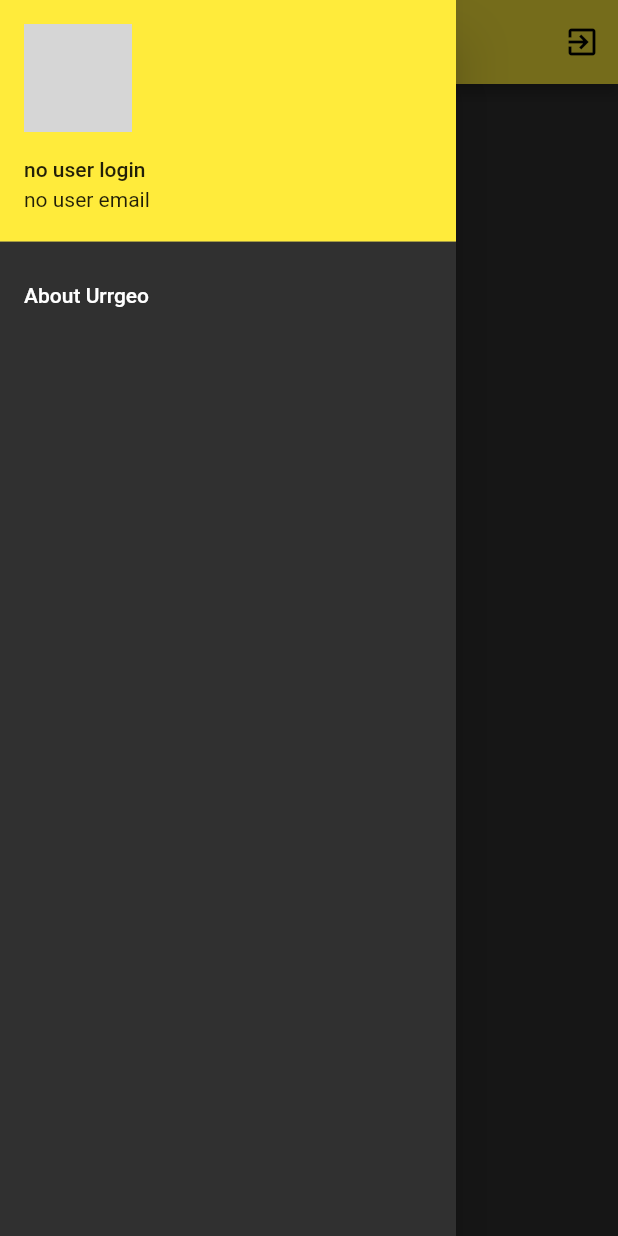
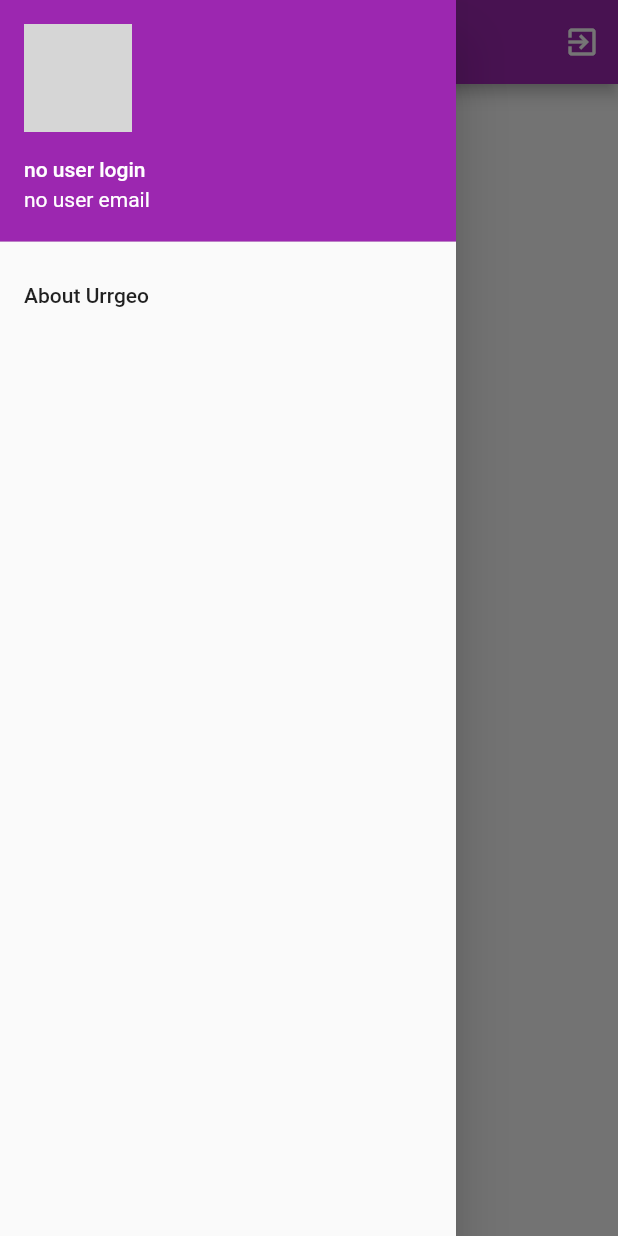
Before and after one commit to hhaali/urrgeo12, a Flutter app: the Home screen opened directly, with the side drawer open, on a phone screen of 412 x 824 dp. Run offline on Flutter 3.47's test engine with Material 2 defaults, Android fonts, the phone set to English and light mode, and no system bars; our stand-ins replace firebase_auth, google_sign_in; accounts and stored records are empty; network calls fail; grey boxes are pictures that could not be loaded.

Commit message:
Correcting Some codes

```diff
--- a/lib/Pages/home.dart
+++ b/lib/Pages/home.dart
@@ -30,7 +30,7 @@ class _HomeState extends State<Home> {
   FirebaseUser _user;
   String _username = 'no user login';
   String _email = 'no user email';
-  String _photourl = 'no user photo';
+  //String _photourl = 'no user photo';
 
   @override
   void initState() {
@@ -47,7 +47,7 @@ class _HomeState extends State<Home> {
         ? 'no user login'
         : _user.displayName.split('|')[0]);
     _email = _user.email;
-    _photourl = (_user.photoUrl == null ? '' : _user.photoUrl);
+    //_photourl = (_user.photoUrl == null ? '' : _user.photoUrl);
   }
 
   void _checkEmailVerification() async {
--- a/lib/main.dart
+++ b/lib/main.dart
@@ -6,12 +6,14 @@ void main() {
   runApp(MyApp());
 }
 
+
+
 final ThemeData _themeData = ThemeData(
-  brightness: Brightness.dark,
-  primaryColor: Colors.yellow,
-  primarySwatch: Colors.yellow,
-  accentColor: Colors.yellow,
-  buttonColor: Colors.yellow,
+  brightness: Brightness.light,
+  primaryColor: Colors.purple,
+  primarySwatch: Colors.purple,
+  accentColor: Colors.purple,
+  buttonColor: Colors.purple,
 );
 
 class MyApp extends StatelessWidget {
--- a/lib/services/urapi.dart
+++ b/lib/services/urapi.dart
@@ -2,6 +2,7 @@ import 'dart:async';
 import 'dart:convert';
 import 'package:http/http.dart' as http;
 
+// ignore: camel_case_types
 class urapi {
   // next three lines makes this class a Singleton
   static urapi _instance = new urapi.internal();
```
Also changed, not shown: pubspec.lock.
